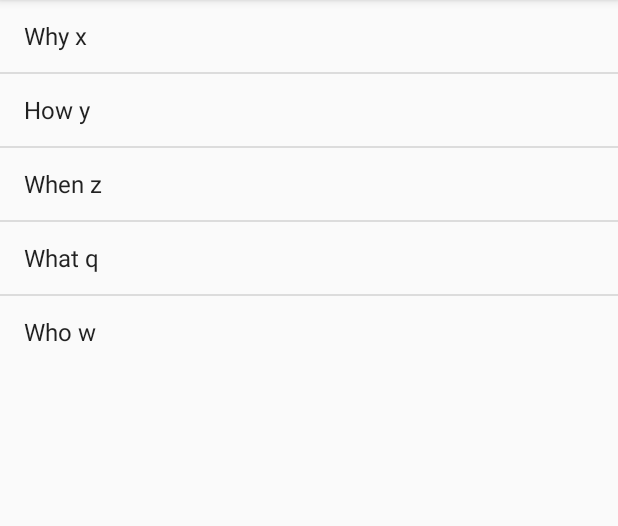
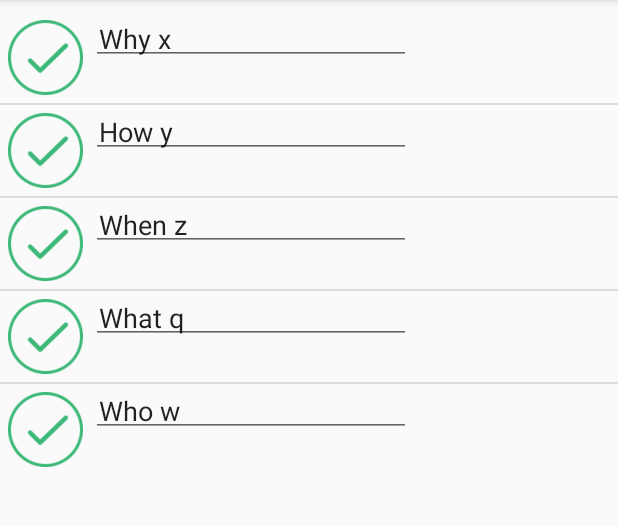
Before and after one commit to 5hourupload/TeamDeepSkyBlue-PovertyTrivia, an Android app: the ResultScreen screen opened directly, with no data from a screen before it, on a phone screen of 412 x 824 dp, the part 84-610 px from its top. Run offline under Robolectric (Android 15) with nearby library versions, the phone set to English and light mode, and no system bars.

Commit message:
CustomAdapter is ready

```diff
--- /dev/null
+++ b/app/src/main/java/deepskyblue/povertycrack/CustomAdapter.java
@@ -0,0 +1,34 @@
+package deepskyblue.povertycrack;
+
+import android.content.Context;
+import android.view.LayoutInflater;
+import android.view.View;
+import android.view.ViewGroup;
+import android.widget.ArrayAdapter;
+import android.widget.ImageView;
+import android.widget.TextView;
+
+/**
+ * Created by Johnny on 3/17/2018.
+ */
+
+class CustomAdapter extends ArrayAdapter<String>
+{
+    CustomAdapter(Context context, String[] questions) {
+        super(context, R.layout.custom_row, questions);
+    }
+
+    @Override
+    public View getView(int position, View convertView,ViewGroup parent) {
+        LayoutInflater myInflater = LayoutInflater.from(getContext());
+        View customView = myInflater.inflate(R.layout.custom_row, parent, false);
+
+        String singleQuestionItem = getItem(position);
+        TextView stringText = (TextView) customView.findViewById(R.id.stringtext);
+        ImageView myImage = (ImageView) customView.findViewById(R.id.imageView);
+
+        stringText.setText(singleQuestionItem);
+        myImage.setImageResource(R.drawable.checkmark);
+        return customView;
+    }
+}
--- a/app/src/main/java/deepskyblue/povertycrack/ResultScreen.java
+++ b/app/src/main/java/deepskyblue/povertycrack/ResultScreen.java
@@ -1,5 +1,6 @@
 package deepskyblue.povertycrack;
 
+import android.content.Intent;
 import android.support.v7.app.AppCompatActivity;
 import android.os.Bundle;
 import android.view.View;
@@ -19,9 +20,10 @@ public class ResultScreen extends AppCompatActivity
         setContentView(R.layout.resultscreen);
 
         String[] questions = {"Why x", "How y", "When z", "What q", "Who w"};
-        ListAdapter queAdapter = new ArrayAdapter<String>(this, android.R.layout.simple_list_item_1, questions);
+        ListAdapter queAdapter = new CustomAdapter(this, questions);
         ListView myListView = (ListView) findViewById(R.id.myListView);
         myListView.setAdapter(queAdapter);
+
 
         myListView.setOnItemClickListener(
                 new AdapterView.OnItemClickListener()
@@ -31,11 +33,17 @@ public class ResultScreen extends AppCompatActivity
                     {
                         String question = String.valueOf(parent.getItemAtPosition(position));
                         Toast.makeText(ResultScreen.this, question, Toast.LENGTH_LONG).show();
-
+                        //when clicked displays answer to the question
+//                        sendMessage();
                     }
                 }
         );
     }
 
+    public void sendMessage(View view)
+    {
+//        Intent intent = new Intent(this)
+    }
+
 
 }
--- a/app/src/main/java/deepskyblue/povertycrack/question.java
+++ b/app/src/main/java/deepskyblue/povertycrack/question.java
@@ -4,7 +4,7 @@ package deepskyblue.povertycrack;
  * Created by Charley Bickel on 3/17/2018.
  */
 
-public class Question {
+class Question {
     private int num;
     private String question;
     private String answer;
--- /dev/null
+++ b/app/src/main/res/layout/custom_row.xml
@@ -0,0 +1,35 @@
+<?xml version="1.0" encoding="utf-8"?>
+<android.support.constraint.ConstraintLayout
+    xmlns:android="http://schemas.android.com/apk/res/android"
+    xmlns:app="http://schemas.android.com/apk/res-auto"
+    xmlns:tools="http://schemas.android.com/tools"
+    android:layout_width="match_parent"
+    android:layout_height="match_parent">
+
+    <LinearLayout
+        android:layout_width="wrap_content"
+        android:layout_height="wrap_content"
+        android:orientation="horizontal"
+        tools:layout_editor_absoluteX="8dp"
+        tools:layout_editor_absoluteY="8dp">
+
+        <ImageView
+            android:id="@+id/imageView"
+            android:layout_width="50dp"
+            android:layout_height="50dp"
+            android:layout_margin="5dp"
+            android:layout_weight="1"
+            app:srcCompat="@drawable/cross" />
+
+        <EditText
+            android:id="@+id/stringtext"
+            android:layout_width="wrap_content"
+            android:layout_height="wrap_content"
+            android:layout_weight="1"
+            android:autoSizeTextType="uniform"
+            android:ems="10"
+            android:inputType="textPersonName"
+            android:padding="5dp"
+            android:text="WORK DAMMIT" />
+    </LinearLayout>
+</android.support.constraint.ConstraintLayout>
--- a/app/src/main/res/layout/resultscreen.xml
+++ b/app/src/main/res/layout/resultscreen.xml
@@ -1,11 +1,16 @@
 <?xml version="1.0" encoding="utf-8"?>
 <android.support.constraint.ConstraintLayout
-    xmlns:android="http://schemas.android.com/apk/res/android" android:layout_width="match_parent"
+    xmlns:android="http://schemas.android.com/apk/res/android"
+    xmlns:app="http://schemas.android.com/apk/res-auto"
+    xmlns:tools="http://schemas.android.com/tools"
+    android:layout_width="match_parent"
     android:layout_height="match_parent">
 
     <ListView
         android:id="@+id/myListView"
         android:layout_width="wrap_content"
-        android:layout_height="wrap_content">
-    </ListView>
+        android:layout_height="wrap_content"
+        android:layout_marginTop="8dp"
+        app:layout_constraintTop_toTopOf="parent"
+        tools:layout_editor_absoluteX="0dp"></ListView>
 </android.support.constraint.ConstraintLayout>
```
Also changed, not shown: app/src/main/res/drawable/checkmark.png (added), app/src/main/res/drawable/cross.png (added).
